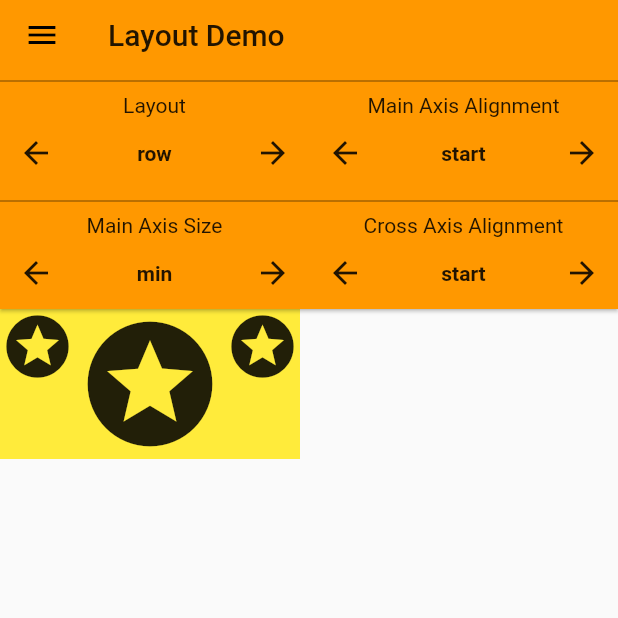
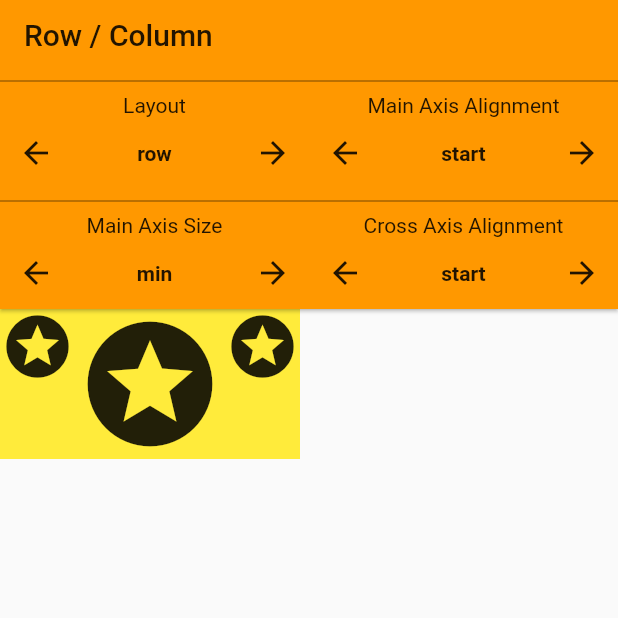
Before and after one commit to bizz84/layout-demo-flutter, a Flutter app: the screen it shows after launch, on a phone screen of 412 x 824 dp, the top half of it. Run offline on Flutter 3.47's test engine with Material 2 defaults, Android fonts, the phone set to English and light mode, and no system bars.

Commit message:
Move code to row column page

```diff
--- a/lib/layout_demo_page.dart
+++ b/lib/layout_demo_page.dart
@@ -1,12 +1,10 @@
 import 'package:flutter/material.dart';
-import 'package:layout_demo_flutter/layout_attributes.dart';
 import 'package:layout_demo_flutter/layout_selection.dart';
+import 'package:layout_demo_flutter/row_column_page.dart';
 
 
 class LayoutDemoPage extends StatefulWidget {
-  LayoutDemoPage({Key key, this.title}) : super(key: key);
-
-  final String title;
+  LayoutDemoPage({Key key}) : super(key: key);
 
   @override
   _LayoutDemoPageState createState() => new _LayoutDemoPageState();
@@ -14,120 +12,16 @@ class LayoutDemoPage extends StatefulWidget {
 
 class _LayoutDemoPageState extends State<LayoutDemoPage> {
 
-  bool isRow = true;
-  MainAxisAlignment mainAxisAlignment = MainAxisAlignment.start;
-  CrossAxisAlignment crossAxisAlignment = CrossAxisAlignment.start;
-  MainAxisSize mainAxisSize = MainAxisSize.min;
-
-
-  void updateLayout(int index) {
-    isRow = index == 0;
-    setState(() {});
-  }
-  void updateMainAxisAlignment(int index) {
-    switch (index) {
-      case 0:
-        mainAxisAlignment = MainAxisAlignment.start;
-        break;
-      case 1:
-        mainAxisAlignment = MainAxisAlignment.end;
-        break;
-      case 2:
-        mainAxisAlignment = MainAxisAlignment.center;
-        break;
-      case 3:
-        mainAxisAlignment = MainAxisAlignment.spaceBetween;
-        break;
-      case 4:
-        mainAxisAlignment = MainAxisAlignment.spaceAround;
-        break;
-      case 5:
-        mainAxisAlignment = MainAxisAlignment.spaceEvenly;
-        break;
-    }
-    setState(() {});
-  }
-  void updateCrossAxisAlignment(int index) {
-    switch (index) {
-      case 0:
-        crossAxisAlignment = CrossAxisAlignment.start;
-        break;
-      case 1:
-        crossAxisAlignment = CrossAxisAlignment.end;
-        break;
-      case 2:
-        crossAxisAlignment = CrossAxisAlignment.center;
-        break;
-      case 3:
-        crossAxisAlignment = CrossAxisAlignment.stretch;
-        break;
-      case 4:
-        crossAxisAlignment = CrossAxisAlignment.baseline;
-        break;
-    }
-    setState(() {});
-  }
-  void updateMainAxisSize(int index) {
-    mainAxisSize = index == 0 ? MainAxisSize.min : MainAxisSize.max;
-    setState(() {});
-  }
-
-  Widget buildContent() {
-    if (isRow) {
-      return Row(
-        mainAxisAlignment: mainAxisAlignment,
-        crossAxisAlignment: crossAxisAlignment,
-        mainAxisSize: mainAxisSize,
-        children: [
-          Icon(Icons.stars, size: 50.0),
-          Icon(Icons.stars, size: 100.0),
-          Icon(Icons.stars, size: 50.0),
-        ],
-      );
-    } else {
-      return Column(
-        mainAxisAlignment: mainAxisAlignment,
-        crossAxisAlignment: crossAxisAlignment,
-        mainAxisSize: mainAxisSize,
-        children: [
-          Icon(Icons.stars, size: 50.0),
-          Icon(Icons.stars, size: 100.0),
-          Icon(Icons.stars, size: 50.0),
-        ],
-      );
-    }
-  }
+  LayoutSelection layoutSelection = LayoutSelection.rowColumn;
 
   void onLayoutSelected(LayoutSelection selection) {
-    print('$selection');
+    setState(() {
+      layoutSelection = selection;
+    });
   }
 
   @override
   Widget build(BuildContext context) {
-    return Scaffold(
-      appBar: AppBar(
-        title: Text(widget.title),
-        elevation: 1.0,
-        bottom: PreferredSize(
-          preferredSize: Size(375.0, 150.0),
-          child: buildOptionsPage(),
-        )
-      ),
-      drawer: Drawer(child: LayoutSelectionPage(onSelected: onLayoutSelected)),
-      body: Container(
-        color: Colors.yellow,
-        child: buildContent()
-      ),
-
-    );
-  }
-
-  Widget buildOptionsPage() {
-    return LayoutAttributes(
-      onUpdateLayout: updateLayout,
-      onUpdateMainAxisAlignment: updateMainAxisAlignment,
-      onUpdateCrossAxisAlignment: updateCrossAxisAlignment,
-      onUpdateMainAxisSize: updateMainAxisSize,
-    );
+    return RowColumnPage();
   }
 }
--- a/lib/layout_selection.dart
+++ b/lib/layout_selection.dart
@@ -5,6 +5,15 @@ enum LayoutSelection {
   rowColumn,
   stack,
   expanded
+}
+
+String layoutName(LayoutSelection layoutSelection) {
+  switch (layoutSelection) {
+    case LayoutSelection.rowColumn: return 'Row / Column';
+    case LayoutSelection.stack: return 'Stack';
+    case LayoutSelection.expanded: return 'Expanded';
+    default: return '';
+  }
 }
 
 class LayoutSelectionPage extends StatelessWidget {
--- a/lib/main.dart
+++ b/lib/main.dart
@@ -12,7 +12,7 @@ class MyApp extends StatelessWidget {
       theme: ThemeData(
         primarySwatch: Colors.orange,
       ),
-      home: LayoutDemoPage(title: 'Layout Demo'),
+      home: LayoutDemoPage(),
     );
   }
 }
--- /dev/null
+++ b/lib/row_column_page.dart
@@ -0,0 +1,127 @@
+import 'package:flutter/material.dart';
+import 'package:layout_demo_flutter/layout_attributes.dart';
+import 'package:layout_demo_flutter/layout_selection.dart';
+
+
+class RowColumnPage extends StatefulWidget {
+  RowColumnPage({Key key}) : super(key: key);
+
+  @override
+  _RowColumnPageState createState() => new _RowColumnPageState();
+}
+
+class _RowColumnPageState extends State<RowColumnPage> {
+
+  bool isRow = true;
+  MainAxisAlignment mainAxisAlignment = MainAxisAlignment.start;
+  CrossAxisAlignment crossAxisAlignment = CrossAxisAlignment.start;
+  MainAxisSize mainAxisSize = MainAxisSize.min;
+
+
+  void updateLayout(int index) {
+    isRow = index == 0;
+    setState(() {});
+  }
+  void updateMainAxisAlignment(int index) {
+    switch (index) {
+      case 0:
+        mainAxisAlignment = MainAxisAlignment.start;
+        break;
+      case 1:
+        mainAxisAlignment = MainAxisAlignment.end;
+        break;
+      case 2:
+        mainAxisAlignment = MainAxisAlignment.center;
+        break;
+      case 3:
+        mainAxisAlignment = MainAxisAlignment.spaceBetween;
+        break;
+      case 4:
+        mainAxisAlignment = MainAxisAlignment.spaceAround;
+        break;
+      case 5:
+        mainAxisAlignment = MainAxisAlignment.spaceEvenly;
+        break;
+    }
+    setState(() {});
+  }
+  void updateCrossAxisAlignment(int index) {
+    switch (index) {
+      case 0:
+        crossAxisAlignment = CrossAxisAlignment.start;
+        break;
+      case 1:
+        crossAxisAlignment = CrossAxisAlignment.end;
+        break;
+      case 2:
+        crossAxisAlignment = CrossAxisAlignment.center;
+        break;
+      case 3:
+        crossAxisAlignment = CrossAxisAlignment.stretch;
+        break;
+      case 4:
+        crossAxisAlignment = CrossAxisAlignment.baseline;
+        break;
+    }
+    setState(() {});
+  }
+  void updateMainAxisSize(int index) {
+    mainAxisSize = index == 0 ? MainAxisSize.min : MainAxisSize.max;
+    setState(() {});
+  }
+
+  Widget buildContent() {
+    if (isRow) {
+      return Row(
+        mainAxisAlignment: mainAxisAlignment,
+        crossAxisAlignment: crossAxisAlignment,
+        mainAxisSize: mainAxisSize,
+        children: [
+          Icon(Icons.stars, size: 50.0),
+          Icon(Icons.stars, size: 100.0),
+          Icon(Icons.stars, size: 50.0),
+        ],
+      );
+    } else {
+      return Column(
+        mainAxisAlignment: mainAxisAlignment,
+        crossAxisAlignment: crossAxisAlignment,
+        mainAxisSize: mainAxisSize,
+        children: [
+          Icon(Icons.stars, size: 50.0),
+          Icon(Icons.stars, size: 100.0),
+          Icon(Icons.stars, size: 50.0),
+        ],
+      );
+    }
+  }
+
+  @override
+  Widget build(BuildContext context) {
+    return Scaffold(
+      appBar: AppBar(
+          title: Text(layoutName(LayoutSelection.rowColumn)),
+          elevation: 1.0,
+          bottom: PreferredSize(
+            preferredSize: Size(375.0, 150.0),
+            child: buildOptionsPage(),
+          )
+      ),
+      //drawer: Drawer(child: LayoutSelectionPage(onSelected: onLayoutSelected)),
+      body: Container(
+          color: Colors.yellow,
+          child: buildContent()
+      ),
+
+    );
+  }
+
+  Widget buildOptionsPage() {
+    return LayoutAttributes(
+      onUpdateLayout: updateLayout,
+      onUpdateMainAxisAlignment: updateMainAxisAlignment,
+      onUpdateCrossAxisAlignment: updateCrossAxisAlignment,
+      onUpdateMainAxisSize: updateMainAxisSize,
+    );
+  }
+}
```
